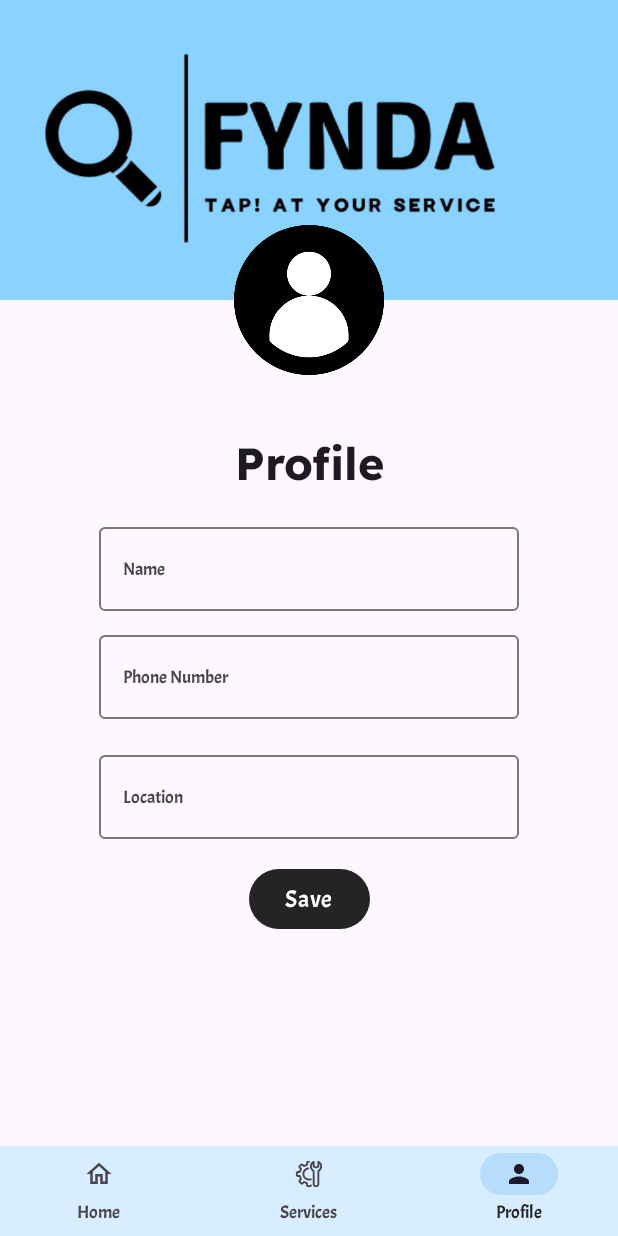
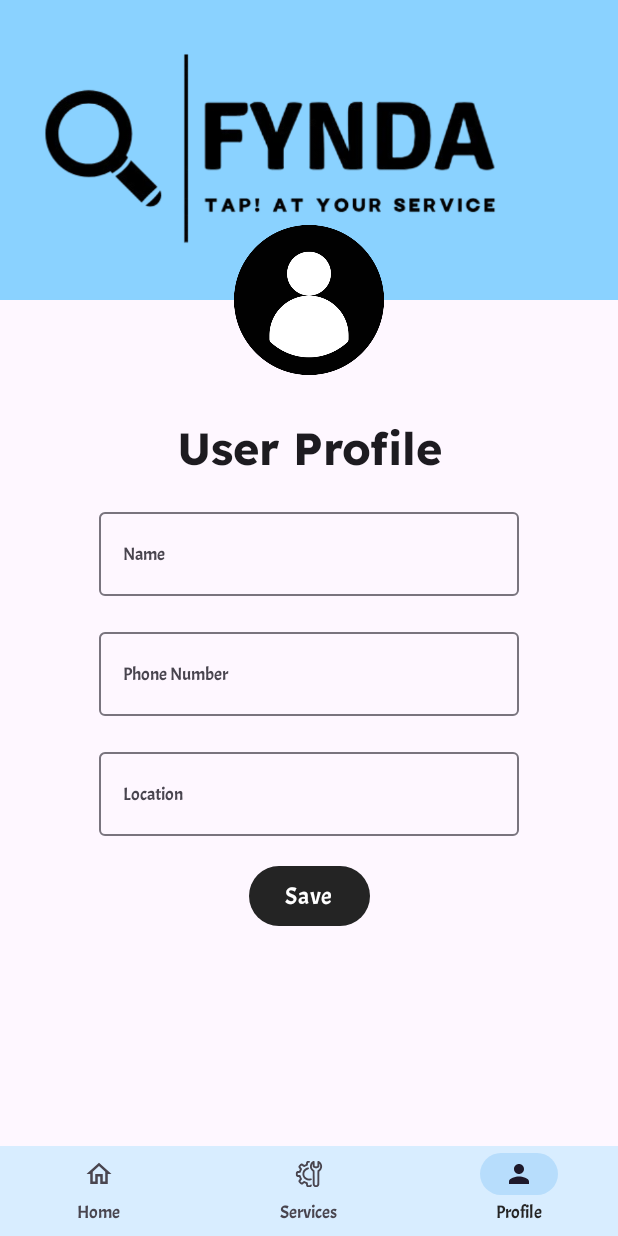
Before and after one commit to SrRopBrian/Fynda, an Android app built with Jetpack Compose: the ProfileScreen screen opened through its navigation route, on a phone screen of 412 x 824 dp. Run offline under Robolectric (Android 15) with nearby library versions, the phone set to English and light mode, and no system bars; our stand-ins replace Firebase (no records; nobody signed in at launch, a user with empty details on screens opened directly), livedata-compose.

Commit message:
minor changes to UI

```diff
--- a/app/src/main/java/com/example/fynda/screens/ProfileScreen.kt
+++ b/app/src/main/java/com/example/fynda/screens/ProfileScreen.kt
@@ -76,12 +76,18 @@ fun ProfileScreen(
 
             )
         }
-        Spacer(modifier = Modifier.height(90.dp))
+        Spacer(modifier = Modifier.height(80.dp))
 
-        Text(text = "Profile", style = MaterialTheme.typography.headlineLarge)
+        Text(text = "User Profile", style = MaterialTheme.typography.headlineLarge)
         Spacer(modifier = Modifier.height(16.dp))
 
         // user input fields
+        Column(
+            modifier = Modifier
+                .fillMaxWidth(0.8f),
+            verticalArrangement = Arrangement.spacedBy(16.dp),
+            horizontalAlignment = Alignment.CenterHorizontally
+        ) {
             OutlinedTextField(
                 value = userName,
                 onValueChange = { userName = it },
@@ -93,7 +99,6 @@ fun ProfileScreen(
                     fontSize = 16.sp
                 )
             )
-        Spacer(modifier = Modifier.height(8.dp))
 
             OutlinedTextField(
                 value = phoneNumber,
@@ -106,7 +111,6 @@ fun ProfileScreen(
                     fontSize = 16.sp
                 )
             )
-        Spacer(modifier = Modifier.height(16.dp))
 
             OutlinedTextField(
                 value = location,
@@ -119,6 +123,7 @@ fun ProfileScreen(
                     fontSize = 16.sp
                 )
             )
+        }
         Spacer(modifier = Modifier.height(16.dp))
 
         // Save Button
```
Lines whose indentation alone changed are shown as unchanged.
